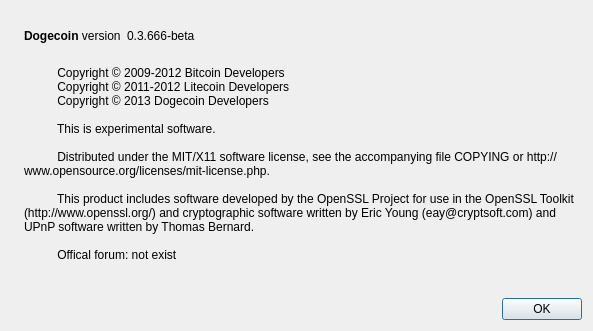
Qt form src/qt/forms/aboutdialog.ui (sithcoin-/sithcoin) before a commit.
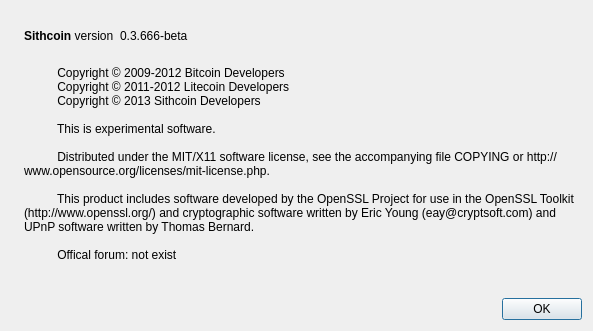
The same form after that commit. Icons and pictures are not drawn.

Diff of the .ui file:
```diff
--- a/src/qt/forms/aboutdialog.ui
+++ b/src/qt/forms/aboutdialog.ui
@@ -50,7 +50,7 @@
           <cursorShape>IBeamCursor</cursorShape>
          </property>
          <property name="text">
-          <string>&lt;b&gt;Dogecoin&lt;/b&gt; version</string>
+          <string>&lt;b&gt;Sithcoin&lt;/b&gt; version</string>
          </property>
          <property name="textInteractionFlags">
           <set>Qt::LinksAccessibleByMouse|Qt::TextSelectableByKeyboard|Qt::TextSelectableByMouse</set>
@@ -97,7 +97,7 @@
         <string>
           Copyright © 2009-2012 Bitcoin Developers
           Copyright © 2011-2012 Litecoin Developers
-          Copyright © 2013 Dogecoin Developers
+          Copyright © 2013 Sithcoin Developers
 
           This is experimental software.
 
```
Left out of the diff: 2 changed lines with no effect on the pictures.
